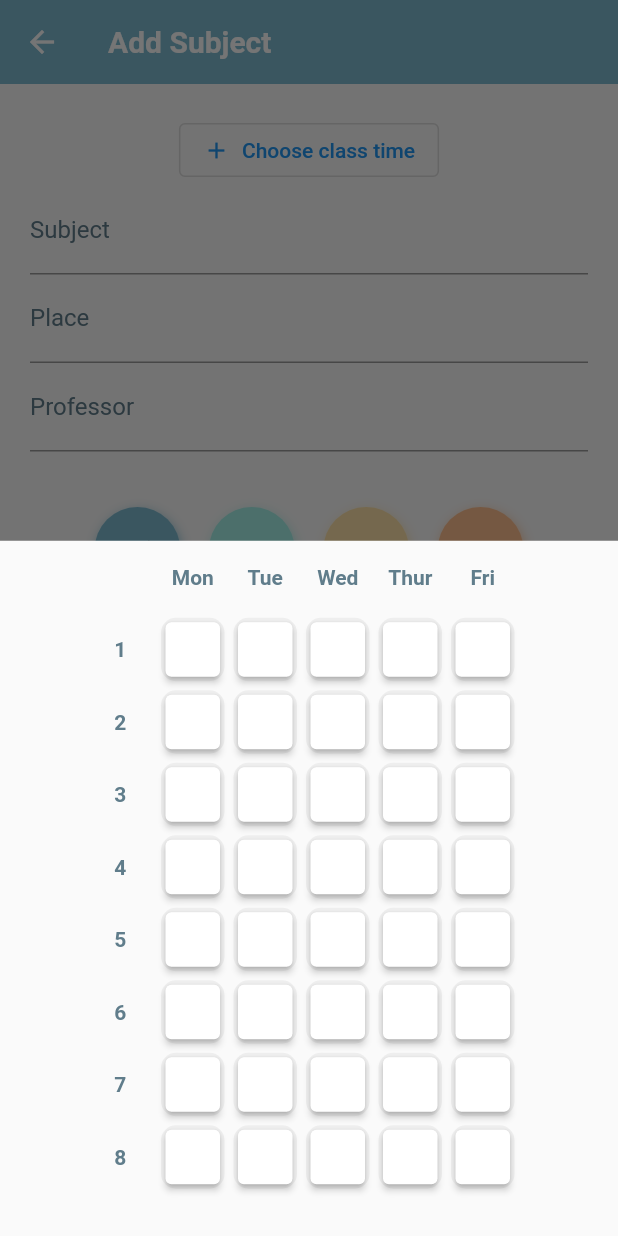
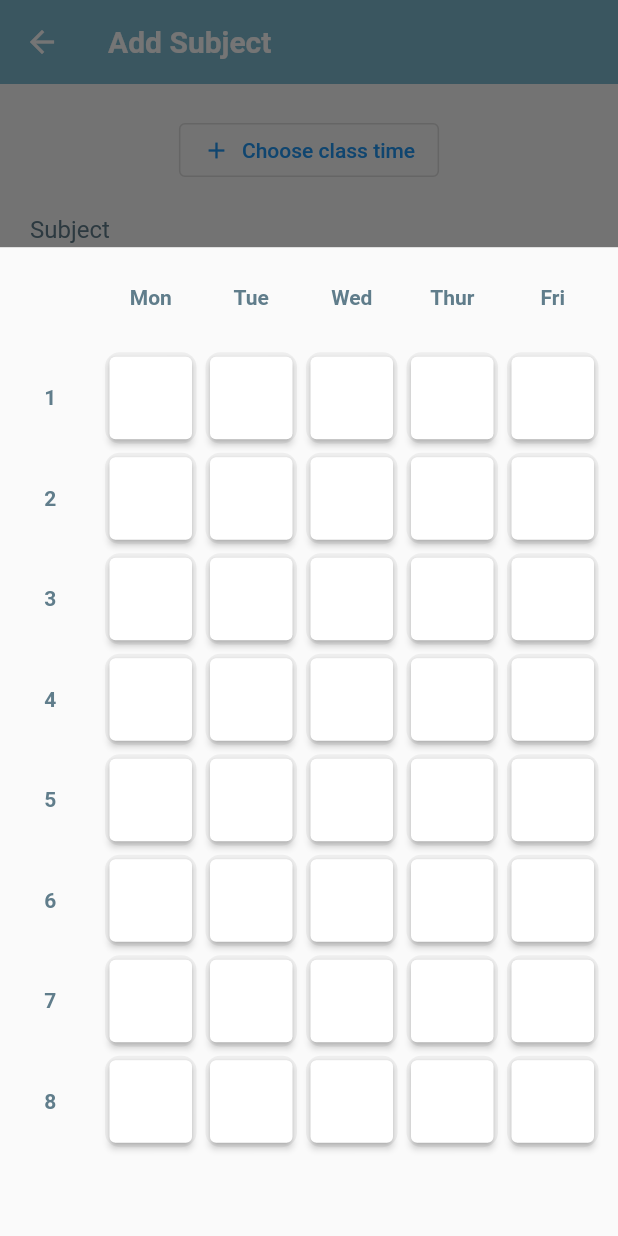
Before and after one commit to preciousMzembe/classmate, a Flutter app: the AddSubject screen opened directly, after a tap on "Choose class time", on a phone screen of 412 x 824 dp. Run offline on Flutter 3.47's test engine with Material 2 defaults, Android fonts, the phone set to English and light mode, and no system bars; drawn by our look-alikes of flutter_colorpicker; our stand-ins replace firebase_analytics, firebase_core, hive_flutter, shared_preferences, smooth_page_indicator, table_calendar; accounts and stored records are empty.

Commit message:
change timetable view 2

```diff
--- a/lib/pages/sub_pages/add_subject.dart
+++ b/lib/pages/sub_pages/add_subject.dart
@@ -122,25 +122,17 @@ class _AddSubjectState extends State<AddSubject> {
                   OutlinedButton.icon(
                     onPressed: () {
                       showModalBottomSheet<void>(
+                        isScrollControlled: true,
                         context: context,
                         builder: (BuildContext context) {
-                          return SingleChildScrollView(
-                            child: Center(
-                              child: Column(
-                                children: <Widget>[
-                                  SizedBox(
-                                      width: 300,
-                                      height: 600,
+                          return SizedBox(
+                              height: MediaQuery.of(context).size.height * 0.8,
                               child: SubjectTimetable(
                                 select: true,
                                 data: _classmatebox.toMap(),
                                 timetable: timetable,
                                 id: 0,
                               )
-                                  ),
-                                ],
-                              ),
-                            ),
                           );
                         },
                       ).then((value){
--- a/lib/pages/sub_pages/subject_timetable.dart
+++ b/lib/pages/sub_pages/subject_timetable.dart
@@ -106,7 +106,7 @@ class _SubjectTimetableState extends State<SubjectTimetable> {
                         )),
                     child: ElevatedButton(
                       style: ButtonStyle(
-                        backgroundColor: MaterialStateProperty.all<Color>(Colors.grey),
+                        backgroundColor: MaterialStateProperty.all<Color>(Colors.grey)
                       ),
                       child: Container(
                       ),
@@ -129,7 +129,41 @@ class _SubjectTimetableState extends State<SubjectTimetable> {
           for(var element in widget.data.values){
             if(element.containsKey("timetable")){
               var et = element["timetable"];
-              if(et[c][r]>0 && element.containsKey(widget.id)){
+              if(et[c][r]>0){
+                // if(element.containsKey(widget.id)){
+                if(widget.data[widget.id] == element){
+                  return InkWell(
+                      child: GridTile(
+                        child: Container(
+                          margin: EdgeInsets.all(3),
+                          padding: EdgeInsets.all(3),
+                          alignment: Alignment.center,
+                          decoration:BoxDecoration(
+                              color: Colors.grey[200],
+                              borderRadius: BorderRadius.all(
+                                Radius.circular(10),
+                              )),
+                          child: ElevatedButton(
+                            style: ButtonStyle(
+                              backgroundColor: MaterialStateProperty.all<Color>(Colors.white),
+                            ),
+                            child: Container(
+                            ),
+                            onPressed: (){
+                              setState(() {
+                                if(widget.timetable[c][r] == 1) {
+                                  widget.timetable[c][r] = 0;
+                                } else {
+                                  widget.timetable[c][r] = 1;
+                                }
+                              });
+
+                            },
+                          ),
+                        ),
+                      )
+                  );
+                }
                 return InkWell(
                   child: GridTile(
                     child: widget.select == false ?
```
Lines whose indentation alone changed are shown as unchanged.
